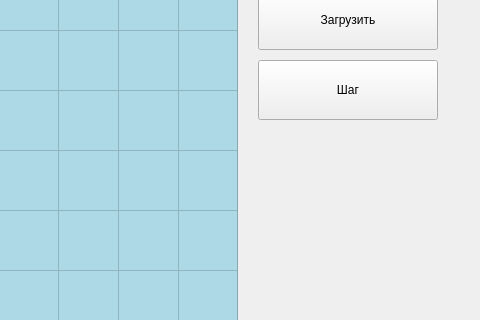
First picture: the form in main_window.ui, repository vombat42/pyside6_sudoku, before the edit; both pictures show x 322 to 802 and y 160 to 480 of the 802 by 676 pixel window.
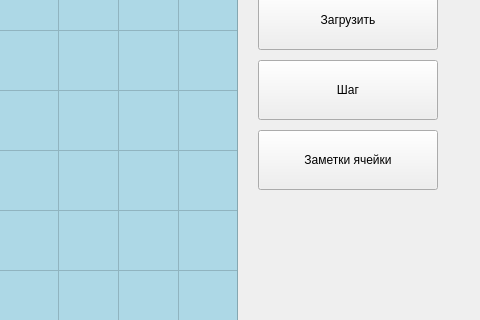
Second picture: the form after the edit.

Diff of the .ui file:
```diff
--- a/main_window.ui
+++ b/main_window.ui
@@ -159,6 +159,19 @@
      <string>Сохранить</string>
     </property>
    </widget>
+   <widget class="QPushButton" name="button_show_notes">
+    <property name="geometry">
+     <rect>
+      <x>580</x>
+      <y>290</y>
+      <width>180</width>
+      <height>60</height>
+     </rect>
+    </property>
+    <property name="text">
+     <string>Заметки ячейки</string>
+    </property>
+   </widget>
   </widget>
   <widget class="QMenuBar" name="menubar">
    <property name="geometry">
```
